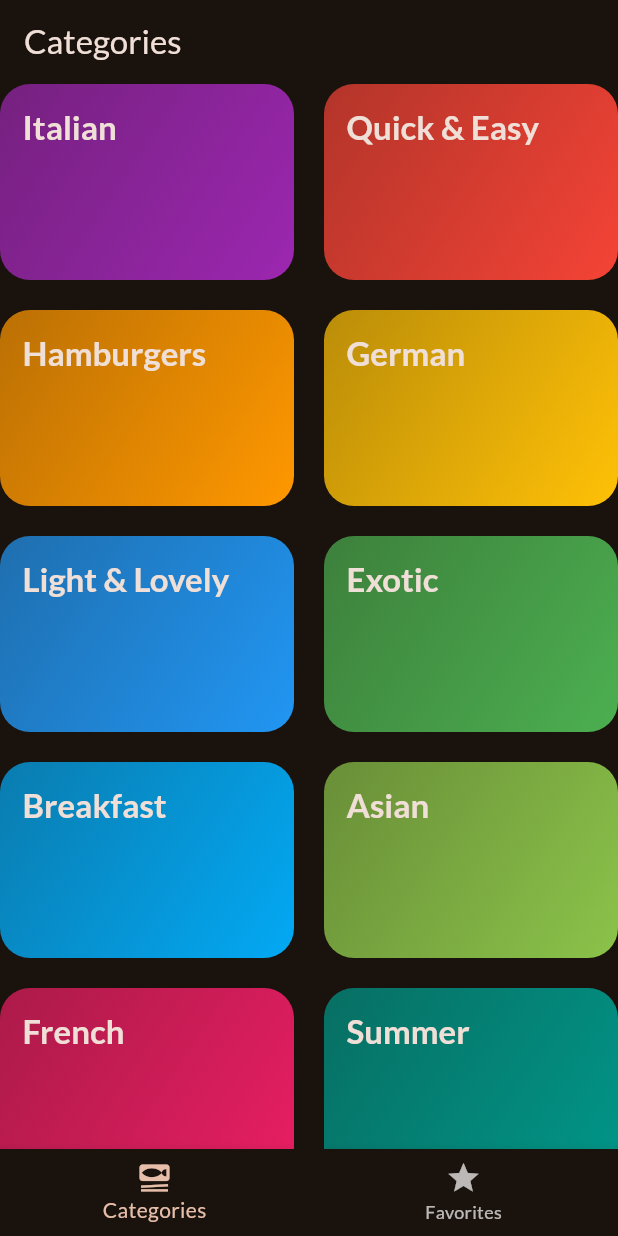
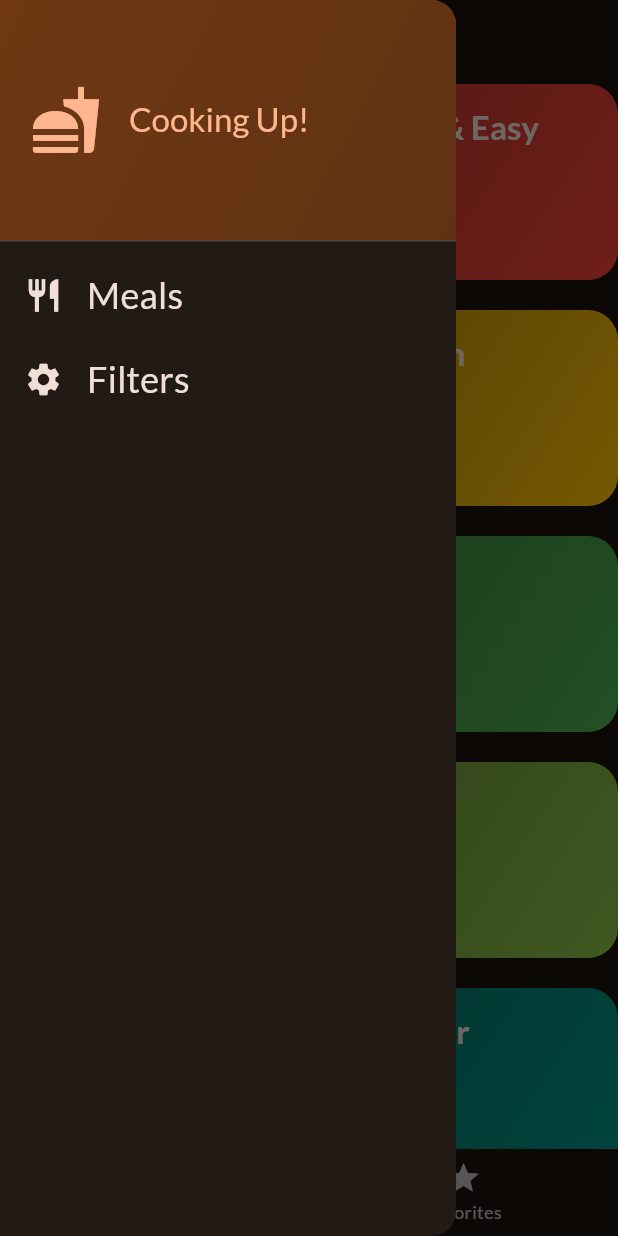
Before and after one commit to GhadeerHamed/flutter-meals-app, a Flutter app: the screen it shows after launch, with the side drawer open (before the commit the screen has no drawer), on a phone screen of 412 x 824 dp. Run offline on Flutter 3.47's test engine with Material 3 defaults, Android fonts, the phone set to English and light mode, and no system bars; our stand-ins replace google_fonts, transparent_image.

Commit message:
Add MainDrawer widget and integrate it into TabsScreen

```diff
--- a/lib/screens/tabs.dart
+++ b/lib/screens/tabs.dart
@@ -2,6 +2,7 @@ import 'package:flutter/material.dart';
 import 'package:meals_app/models/meal.dart';
 import 'package:meals_app/screens/categories.dart';
 import 'package:meals_app/screens/meals.dart';
+import 'package:meals_app/widgets/main_drawer.dart';
 
 class TabsScreen extends StatefulWidget {
   const TabsScreen({super.key});
@@ -65,6 +66,7 @@ class _TabsScreenState extends State<TabsScreen> {
         title: Text(activePageTitle),
       ),
       body: activePage,
+      drawer: const MainDrawer(),
       bottomNavigationBar: BottomNavigationBar(
         onTap: _selectPage,
         currentIndex: _selectedPageIndex,
--- /dev/null
+++ b/lib/widgets/main_drawer.dart
@@ -0,0 +1,76 @@
+import 'package:flutter/material.dart';
+
+class MainDrawer extends StatelessWidget {
+  const MainDrawer({super.key});
+
+  @override
+  Widget build(BuildContext context) {
+    return Drawer(
+      child: Column(
+        children: [
+          DrawerHeader(
+            padding: const EdgeInsets.all(20),
+            decoration: BoxDecoration(
+              gradient: LinearGradient(
+                colors: [
+                  Theme.of(context).colorScheme.primaryContainer,
+                  Theme.of(
+                    context,
+                  ).colorScheme.primaryContainer.withValues(alpha: 0.8),
+                ],
+                begin: Alignment.topLeft,
+                end: Alignment.bottomRight,
+              ),
+            ),
+            child: Row(
+              children: [
+                Icon(
+                  Icons.fastfood,
+                  size: 48,
+                  color: Theme.of(context).colorScheme.primary,
+                ),
+                SizedBox(width: 18),
+                Text(
+                  'Cooking Up!',
+                  style: Theme.of(context).textTheme.titleLarge!.copyWith(
+                    color: Theme.of(context).colorScheme.primary,
+                  ),
+                ),
+              ],
+            ),
+          ),
+          ListTile(
+            leading: Icon(
+              Icons.restaurant,
+              size: 26,
+              color: Theme.of(context).colorScheme.onSurface,
+            ),
+            title: Text(
+              'Meals',
+              style: Theme.of(context).textTheme.titleMedium!.copyWith(
+                color: Theme.of(context).colorScheme.onSurface,
+                fontSize: 24,
+              ),
+            ),
+            onTap: () {},
+          ),
+          ListTile(
+            leading: Icon(
+              Icons.settings,
+              size: 26,
+              color: Theme.of(context).colorScheme.onSurface,
+            ),
+            title: Text(
+              'Filters',
+              style: Theme.of(context).textTheme.titleMedium!.copyWith(
+                color: Theme.of(context).colorScheme.onSurface,
+                fontSize: 24,
+              ),
+            ),
+            onTap: () {},
+          ),
+        ],
+      ),
+    );
+  }
+}
```
